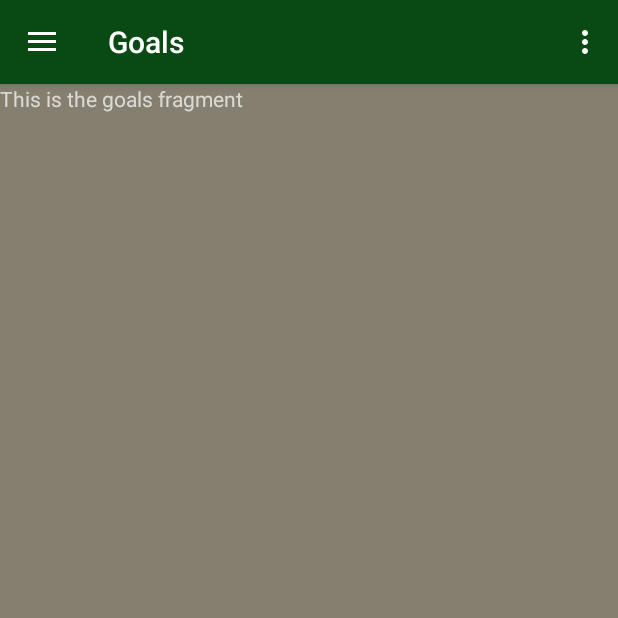
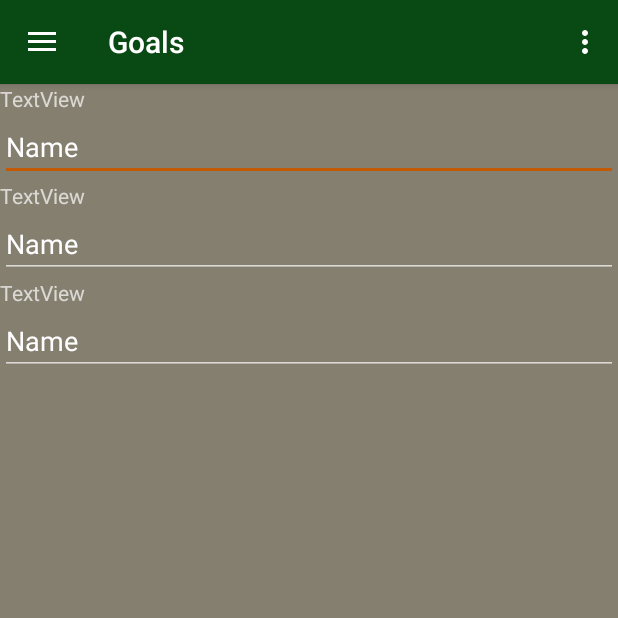
Before and after one commit to kwilsondev/outdoor-odyssey, an Android app: the fragment sTimeFragment placed in its activity, in the side drawer, after a tap on "Goals", on a phone screen of 412 x 824 dp, the top half of it. Run offline under Robolectric (Android 15) with nearby library versions, the phone set to English and light mode, and no system bars.

```diff
--- a/app/src/main/res/layout/fragment_goals.xml
+++ b/app/src/main/res/layout/fragment_goals.xml
@@ -6,10 +6,65 @@
     tools:context="layout.goalsFragment">
 
     <!-- TODO: Update blank fragment layout -->
-    <TextView
-        android:id="@+id/text1"
+
+    <LinearLayout
         android:layout_width="match_parent"
-        android:layout_height="match_parent"
-        android:text="This is the goals fragment" />
+        android:layout_height="wrap_content"
+        android:orientation="vertical">
+
+        <TextView
+            android:id="@+id/textView3"
+            android:layout_width="match_parent"
+            android:layout_height="wrap_content"
+            android:text="TextView" />
+
+        <EditText
+            android:id="@+id/editText"
+            android:layout_width="match_parent"
+            android:layout_height="wrap_content"
+            android:ems="10"
+            android:inputType="textPersonName"
+            android:text="Name" />
+    </LinearLayout>
+
+    <LinearLayout
+        android:layout_width="match_parent"
+        android:layout_height="wrap_content"
+        android:orientation="vertical">
+
+        <TextView
+            android:id="@+id/textView4"
+            android:layout_width="match_parent"
+            android:layout_height="wrap_content"
+            android:text="TextView" />
+
+        <EditText
+            android:id="@+id/editText2"
+            android:layout_width="match_parent"
+            android:layout_height="wrap_content"
+            android:ems="10"
+            android:inputType="textPersonName"
+            android:text="Name" />
+    </LinearLayout>
+
+    <LinearLayout
+        android:layout_width="match_parent"
+        android:layout_height="wrap_content"
+        android:orientation="vertical">
+
+        <TextView
+            android:id="@+id/textView5"
+            android:layout_width="match_parent"
+            android:layout_height="wrap_content"
+            android:text="TextView" />
+
+        <EditText
+            android:id="@+id/editText3"
+            android:layout_width="match_parent"
+            android:layout_height="wrap_content"
+            android:ems="10"
+            android:inputType="textPersonName"
+            android:text="Name" />
+    </LinearLayout>
 
 </LinearLayout>
--- a/app/src/main/res/values/strings.xml
+++ b/app/src/main/res/values/strings.xml
@@ -281,12 +281,12 @@
     </string>
     <string name="quotes">
 
-        Quotes\n\n“I have learned that people will forget what you said and forget what you did, but they will never forget how you made them feel.”\n\t\t\t\t\t\t\t\t\t\t\t\t-Maya Angelou\n\n“Spirit is fueled by the influence of the people and things around you.”\n\t\t\t\t\t\t\t\t\t\t\t\t-Scott Roberts\n\n“Treat people as if they were what they ought to be, and you help them to become what they are capable of being.”\n\t\t\t\t\t\t\t\t-Johann Wolfgang von Goethe\n\n“”Play hard, smart, and together!”\n\t\t\t\t\t\t\t\t\t\t\t\t-Lauren Petrosky\n\n“Today I am inspired to go beyond the boundaries of my weaknesses, to challenge the walls of my limitations, and believe in endless possibilities.”\n\t\t\t\t\t\t\t\t\t\t\t\t-Unknown\n\n“You really can change the world if you care enough.”\n\t\t\t\t\t\t\t\t\t\t\t\t-Marion Wright Edelman\n\n“Go where the energy makes your heart palpitate and your spirit sing, for there you will find fulfillment.”\n\t\t\t\t\t\t\t\t\t\t\t\t-Unknown\n\n“You have the power to make happiness a way of life instead of an occasional experience.”\n\t\t\t\t\t\t\t\t\t\t\t\t-Unknown\n\n“Live in harmony with nature seasons awaken us to spring’s renewal, fall’s cozy slowness, winter’s savory rest, and summer’s exuberance. Thus we are reminded to honor each season’s energies for the wisdom they hold.”\n\t\t\t\t\t\t\t\t\t\t\t\t-Unknown\n\n
+        Quotes\n\n“I have learned that people will forget what you said and forget what you did, but they will never forget how you made them feel.”\n\t\t\t\t\t\t\t\t\t\t\t\t-Maya Angelou\n\n“Spirit is fueled by the influence of the people and things around you.”\n\t\t\t\t\t\t\t\t\t\t\t\t-Scott Roberts\n\n“Treat people as if they were what they ought to be, and you help them to become what they are capable of being.”\n\t\t\t\t\t\t\t\t-Johann Wolfgang von Goethe\n\n“”Play hard, smart, and together!”\n\t\t\t\t\t\t\t\t\t\t\t\t-Lauren Petrosky\n\n“Today I am inspired to go beyond the boundaries of my weaknesses, to challenge the walls of my limitations, and believe in endless possibilities.”\n\t\t\t\t\t\t\t\t\t\t\t\t-Unknown\n\n“You really can change the world if you care enough.”\n\t\t\t\t\t\t\t\t\t\t\t\t-Marion Wright Edelman\n\n“Go where the energy makes your heart palpitate and your spirit sing, for there you will find fulfillment.”\n\t\t\t\t\t\t\t\t\t\t\t\t-Unknown\n\n“You have the power to make happiness a way of life instead of an occasional experience.”\n\t\t\t\t\t\t\t\t\t\t\t\t-Unknown\n\n“Live in harmony with nature. Seasons awaken us to spring’s renewal, fall’s cozy slowness, winter’s savory rest, and summer’s exuberance. Thus we are reminded to honor each season’s energies for the wisdom they hold.”\n\t\t\t\t\t\t\t\t\t\t\t\t-Unknown\n\n
 
     </string>
     <string name="remember">
 
-        Remember\nDr. Bob Moorehead\n\nRemember, spend some time with your loved ones, because they are not going to be around forever\n\nRemember to say a kind word to someone who looks up to you in awe, because that little person soon will grow up and leave your side.\n\nRemember to give a warm hug to the one next to you, because that is the only treasure you can give with your heart and it doesn\’t cost a cent.\n\nRemember to say “I love you” to your partner and your loved ones, but most of all mean it. A kiss and an embrace will mend hurt when it comes from deep inside you.\n\nRemember to hold hands and cherish the moment for someday that person will not be there again.\n\n\Give time to love, give time to speak, and give time to share the precious thoughts in your mind.\n\nAnd, always remember: Life is not measured by the number of breaths we take, but by the moments that take our breath away.\n\n
+        Remember\nDr. Bob Moorehead\n\nRemember, spend some time with your loved ones, because they are not going to be around forever.\n\nRemember to say a kind word to someone who looks up to you in awe, because that little person soon will grow up and leave your side.\n\nRemember to give a warm hug to the one next to you, because that is the only treasure you can give with your heart and it doesn\’t cost a cent.\n\nRemember to say “I love you” to your partner and your loved ones, but most of all mean it. A kiss and an embrace will mend hurt when it comes from deep inside you.\n\nRemember to hold hands and cherish the moment for someday that person will not be there again.\n\nGive time to love, give time to speak, and give time to share the precious thoughts in your mind.\n\nAnd, always remember: Life is not measured by the number of breaths we take, but by the moments that take our breath away.\n\n
 
     </string>
     <string name="spreadingYourLight">
@@ -301,7 +301,7 @@
     </string>
     <string name="successEmerson">
 
-        SUCCESS\nRALPH WALDO EMERSON\n\nTO LAUGH OFTEN AND MUCH;\nTO WIN THE RESPECT OF INTELLIGENT\nPEOPLE AND THE AFFECTION OF\nCHILDREN;\n\nTO EARN THE APPRECIATION OF HONEST\nCRITICS AND ENDURE THE BETRAYAL\nOF FALSE FRIENDS;\n\nTO APPRECIATE BEAUT, TO FIND THE BEST\nIN OTHERS;\n\nTO LEAVE THE WORLD A BIT BETTER,\nWHETHER BY A HEALTHY CHILD, A\nGARDEN PATCH, OR A REDEEMED\nSOCIAL CONDITION;\n\nTO KNOW EVEN ONE LIFE HAS BREATHED\nEASIER BECAUSE YOU HAVE LIVED.\nTHIS IS TO HAVE SUCCEEDED.\n\n
+        SUCCESS\nRALPH WALDO EMERSON\n\nTO LAUGH OFTEN AND MUCH;\nTO WIN THE RESPECT OF INTELLIGENT\nPEOPLE AND THE AFFECTION OF\nCHILDREN;\n\nTO EARN THE APPRECIATION OF HONEST\nCRITICS AND ENDURE THE BETRAYAL\nOF FALSE FRIENDS;\n\nTO APPRECIATE BEAUTY, TO FIND THE BEST\nIN OTHERS;\n\nTO LEAVE THE WORLD A BIT BETTER,\nWHETHER BY A HEALTHY CHILD, A\nGARDEN PATCH, OR A REDEEMED\nSOCIAL CONDITION;\n\nTO KNOW EVEN ONE LIFE HAS BREATHED\nEASIER BECAUSE YOU HAVE LIVED.\nTHIS IS TO HAVE SUCCEEDED.\n\n
 
     </string>
     <string name="successUnknown">
@@ -311,7 +311,7 @@
     </string>
     <string name="bridgeBuilder">
 
-        The Bridge Builder\nWill Allen Dromgoole\nAn old man, going a lone highway,\nCame, at the evening, cold and gray,\nTo a chasm, vast, and deep, and wide,\n…Through which was flowing a sullen tide.\nThe old man crossed in the twilight dim;\nThe sullen stream had no fear for him;\nNut he turned, when safe on the other side,\nAnd built a bridge to span the tide.\n“Old ma,” said a fellow pilgrim, near,\n“You are wasting you strength with building here;\n“ Your journey will end with the ending day;\nYou never again will pass this way;\nYou’ve crossed the chasm, deep and wide –\nWhy build you this bridge at the evening tide?”\nThe builder lifted his old gray head:\n“Good friend, in the path I have come,” he said,\n“There followeth after me today,\nA youth, whose feet must pass this way.\nThis chasm, that has been naught to me,\nTo that fair-haired youth may a pitfall be.\nHe, too, must cross in the twilight dim;\nGood friend, I am building this bridge for him.”\n
+        The Bridge Builder\nWill Allen Dromgoole\nAn old man, going a lone highway,\nCame, at the evening, cold and gray,\nTo a chasm, vast, and deep, and wide,\n…Through which was flowing a sullen tide.\nThe old man crossed in the twilight dim;\nThe sullen stream had no fear for him;\nBut he turned, when safe on the other side,\nAnd built a bridge to span the tide.\n“Old ma,” said a fellow pilgrim, near,\n“You are wasting you strength with building here;\n“ Your journey will end with the ending day;\nYou never again will pass this way;\nYou’ve crossed the chasm, deep and wide –\nWhy build you this bridge at the evening tide?”\nThe builder lifted his old gray head:\n“Good friend, in the path I have come,” he said,\n“There followeth after me today,\nA youth, whose feet must pass this way.\nThis chasm, that has been naught to me,\nTo that fair-haired youth may a pitfall be.\nHe, too, must cross in the twilight dim;\nGood friend, I am building this bridge for him.”\n
 
     </string>
     <string name="carrotEggCoffeeBean">
--- a/build.gradle
+++ b/build.gradle
@@ -5,7 +5,7 @@ buildscript {
         jcenter()
     }
     dependencies {
-        classpath 'com.android.tools.build:gradle:2.3.0'
+        classpath 'com.android.tools.build:gradle:2.3.3'
 
         // NOTE: Do not place your application dependencies here; they belong
         // in the individual module build.gradle files
```
